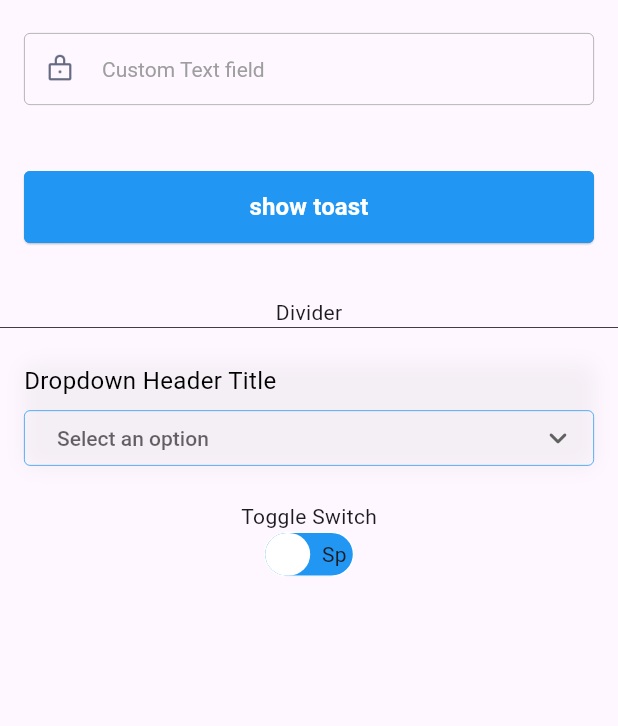
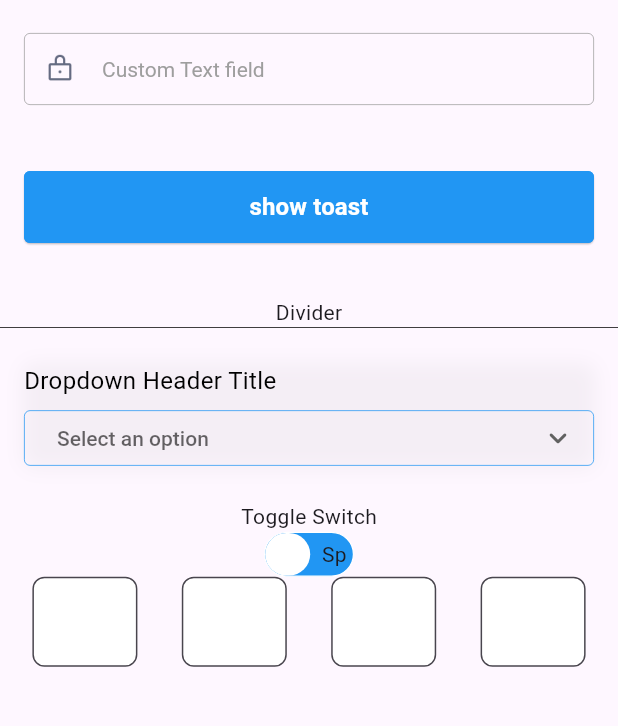
Before and after one commit to EasinHosen/ui_utils_helper, a Flutter app: the screen it shows after launch, on a phone screen of 412 x 824 dp, the part 63-789 px from its top. Run offline on Flutter 3.47's test engine with Material 3 defaults, Android fonts, the phone set to English and light mode, and no system bars.

Commit message:
feat: otp widget added

```diff
--- a/example/lib/view/view_ui_tools.dart
+++ b/example/lib/view/view_ui_tools.dart
@@ -82,6 +82,12 @@ class _ViewUiToolsState extends State<ViewUiTools> {
               childLeft: const Text("En"),
               childRight: const Text("Sp"),
             ),
+            CustomOTPWidget(
+              otpDigits: 4,
+              onOTPComplete: (otp) {
+                print("Entered OTP: $otp");
+              },
+            )
           ],
         ),
       ),
--- /dev/null
+++ b/lib/src/widgets/custom_otp_widget.dart
@@ -0,0 +1,134 @@
+import 'package:flutter/material.dart';
+
+class CustomOTPWidget extends StatefulWidget {
+  final int otpDigits;
+  final double? height;
+  final double? otpFieldWidth;
+  final double? spacing;
+  final Color? fillColor;
+  final Color? focusedBorderColor;
+  final Color? unfocusedBorderColor;
+  final TextStyle? textStyle;
+  final ValueChanged<String>? onOTPComplete;
+
+  const CustomOTPWidget({
+    super.key,
+    required this.otpDigits,
+    this.height,
+    this.otpFieldWidth,
+    this.spacing,
+    this.fillColor,
+    this.focusedBorderColor,
+    this.unfocusedBorderColor,
+    this.textStyle,
+    this.onOTPComplete,
+  }) : assert(otpDigits >= 4 && otpDigits <= 8);
+
+  @override
+  State<CustomOTPWidget> createState() => _CustomOTPWidgetState();
+}
+
+class _CustomOTPWidgetState extends State<CustomOTPWidget> {
+  late List<TextEditingController> _controllers;
+  late List<FocusNode> _focusNodes;
+
+  @override
+  void initState() {
+    super.initState();
+    _controllers =
+        List.generate(widget.otpDigits, (index) => TextEditingController());
+    _focusNodes = List.generate(widget.otpDigits, (index) => FocusNode());
+  }
+
+  @override
+  void dispose() {
+    for (var controller in _controllers) {
+      controller.dispose();
+    }
+    for (var focusNode in _focusNodes) {
+      focusNode.dispose();
+    }
+    super.dispose();
+  }
+
+  double getOtpFieldWidth() {
+    if (widget.otpFieldWidth != null) {
+      return widget.otpFieldWidth!;
+    } else {
+      switch (widget.otpDigits) {
+        case 4:
+          return 70;
+        case 5:
+          return 60;
+        case 6:
+          return 50;
+        case 7:
+          return 40;
+        case 8:
+          return 35;
+        default:
+          return 50;
+      }
+    }
+  }
+
+  String getOTP() {
+    String otp = _controllers.map((controller) => controller.text).join();
+    return otp;
+  }
+
+  void _handleInputChange() {
+    String otp = getOTP();
+    if (otp.length == widget.otpDigits && widget.onOTPComplete != null) {
+      widget.onOTPComplete!(otp);
+    }
+  }
+
+  @override
+  Widget build(BuildContext context) {
+    double otpFieldWidth = getOtpFieldWidth();
+
+    return Row(
+      mainAxisAlignment: MainAxisAlignment.spaceEvenly,
+      children: List.generate(widget.otpDigits, (index) {
+        return Container(
+          alignment: Alignment.center,
+          width: otpFieldWidth,
+          height: widget.height ?? 60,
+          margin: EdgeInsets.symmetric(horizontal: widget.spacing ?? 8),
+          child: TextField(
+            controller: _controllers[index],
+            focusNode: _focusNodes[index],
+            textAlign: TextAlign.center,
+            keyboardType: TextInputType.number,
+            maxLength: 1,
+            style: widget.textStyle ?? const TextStyle(fontSize: 24),
+            decoration: InputDecoration(
+              filled: true,
+              fillColor: widget.fillColor ?? Colors.white,
+              counterText: '',
+              border: OutlineInputBorder(
+                borderRadius: BorderRadius.circular(8),
+                borderSide: BorderSide(
+                    color: widget.unfocusedBorderColor ?? Colors.grey),
+              ),
+              focusedBorder: OutlineInputBorder(
+                borderRadius: BorderRadius.circular(8),
+                borderSide:
+                    BorderSide(color: widget.focusedBorderColor ?? Colors.blue),
+              ),
+            ),
+            onChanged: (value) {
+              _handleInputChange();
+              if (value.isNotEmpty && index < widget.otpDigits - 1) {
+                FocusScope.of(context).requestFocus(_focusNodes[index + 1]);
+              } else if (value.isEmpty && index > 0) {
+                FocusScope.of(context).requestFocus(_focusNodes[index - 1]);
+              }
+            },
+          ),
+        );
+      }),
+    );
+  }
+}
--- a/lib/ui_utils_helper.dart
+++ b/lib/ui_utils_helper.dart
@@ -8,3 +8,4 @@ export 'src/widgets/custom_divider.dart';
 export 'src/widgets/custom_dropdown.dart';
 export 'src/widgets/toast_manager.dart';
 export 'src/utils/utils.dart';
+export 'src/widgets/custom_otp_widget.dart';
```
